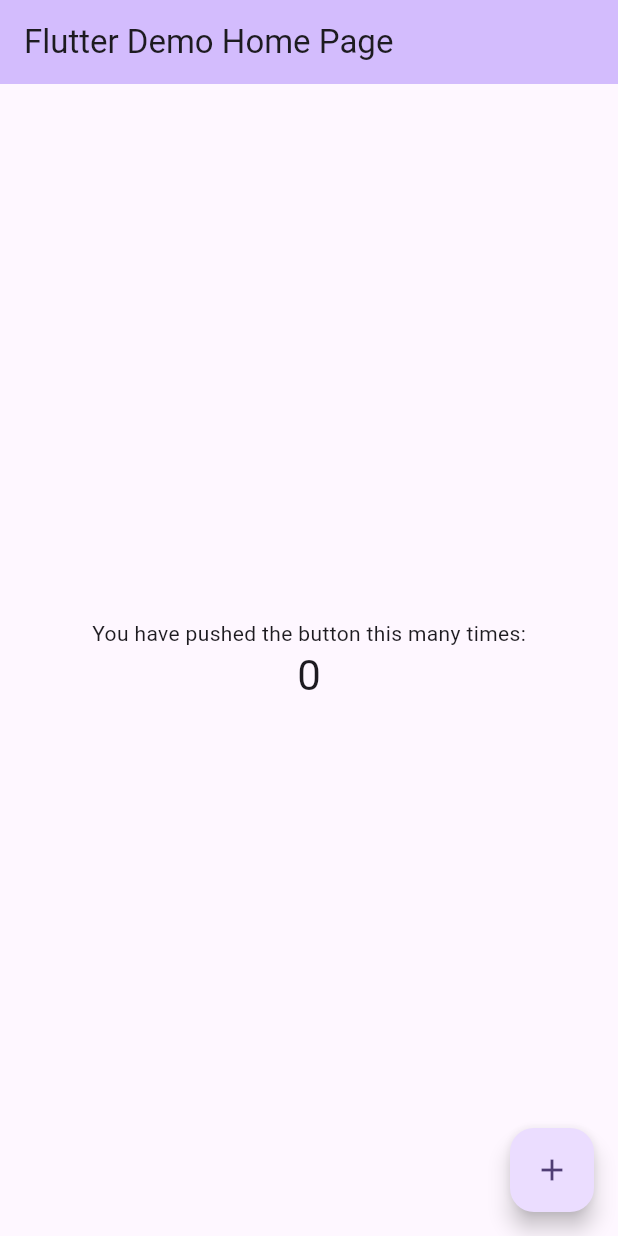
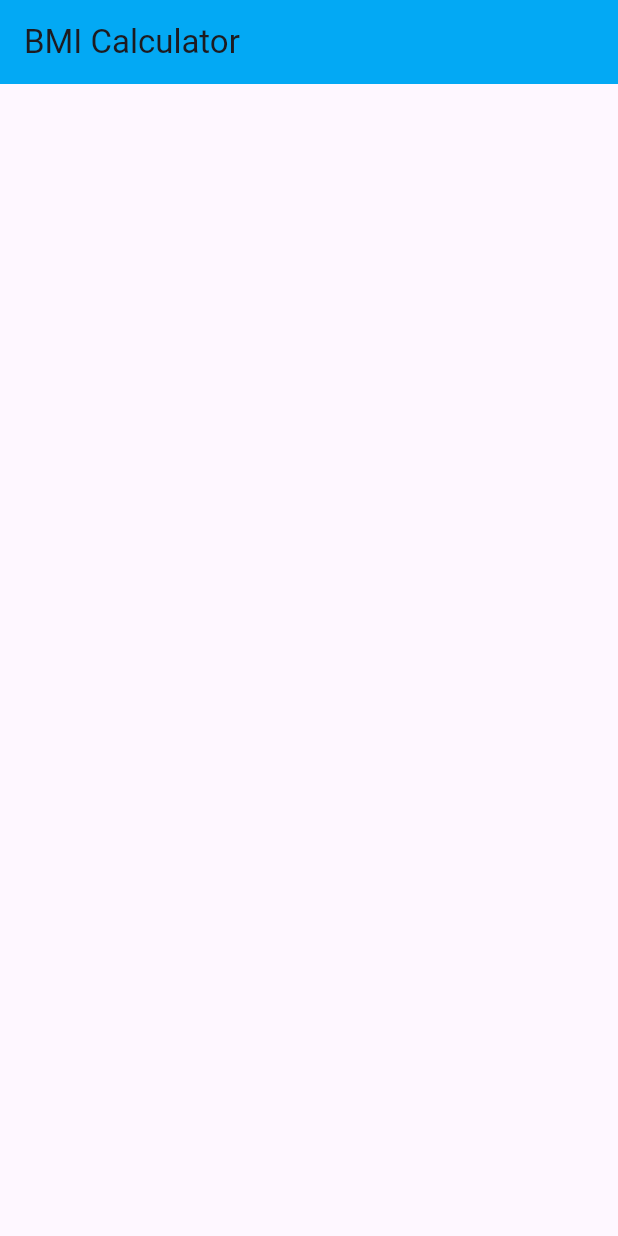
Before and after one commit to shayekh/bmi, a Flutter app: the screen it shows after launch, on a phone screen of 412 x 824 dp. Run offline on Flutter 3.47's test engine with Material 3 defaults, Android fonts, the phone set to English and light mode, and no system bars.

Commit message:
BMI Project Setting

```diff
--- /dev/null
+++ b/lib/bmi_home.dart
@@ -0,0 +1,30 @@
+import 'package:bmi/constants.dart';
+import 'package:flutter/material.dart';
+
+class BmiHome extends StatefulWidget {
+  const BmiHome({super.key});
+
+  @override
+  State<BmiHome> createState() => _BmiHomeState();
+}
+
+class _BmiHomeState extends State<BmiHome> {
+  double heightValue = 1.5;
+  double weightValue = 50;
+  String status = '';
+  double bmi = 0.0;
+  Color color = Colors.green;
+
+  @override
+  Widget build(BuildContext context) {
+    return Scaffold(
+      appBar: AppBar(
+        backgroundColor: backgroundColor,
+        title: const Text('BMI Calculator'),
+      ),
+      body: Column(
+        children: [],
+      ),
+    );
+  }
+}
--- /dev/null
+++ b/lib/constants.dart
@@ -0,0 +1,31 @@
+import 'package:flutter/material.dart';
+
+const backgroundColor = Colors.lightBlue;
+
+const txtLebelStyle = TextStyle(
+  color: Colors.white70,
+  fontSize: 22,
+);
+
+const txtValueStyle = TextStyle(
+  color: Colors.white,
+  fontSize: 40,
+);
+
+abstract final class BMI {
+  static const String underweightSevere = 'Underweight (Severe thinness)';
+  static const String underweightModerate = 'Underweight (Moderate thinness)';
+  static const String underweightMild = 'Underweight (Mild thinness)';
+  static const String normal = 'Normal';
+  static const String overweightPre = 'Overweight (Pre-obese)';
+  static const String obese_1 = 'Obese (Class I)';
+  static const String obese_2 = 'Obese (Class II)';
+  static const String obese_3 = 'Obese (Class III)';
+}
+
+enum BmiUnit {
+  m,
+  ft,
+  kg,
+  lb;
+}
--- a/lib/main.dart
+++ b/lib/main.dart
@@ -1,4 +1,6 @@
 import 'package:flutter/material.dart';
+
+import 'bmi_home.dart';
 
 void main() {
   runApp(const MyApp());
@@ -31,7 +33,7 @@ class MyApp extends StatelessWidget {
         colorScheme: ColorScheme.fromSeed(seedColor: Colors.deepPurple),
         useMaterial3: true,
       ),
-      home: const MyHomePage(title: 'Flutter Demo Home Page'),
+      home: const BmiHome(),
     );
   }
 }
```
